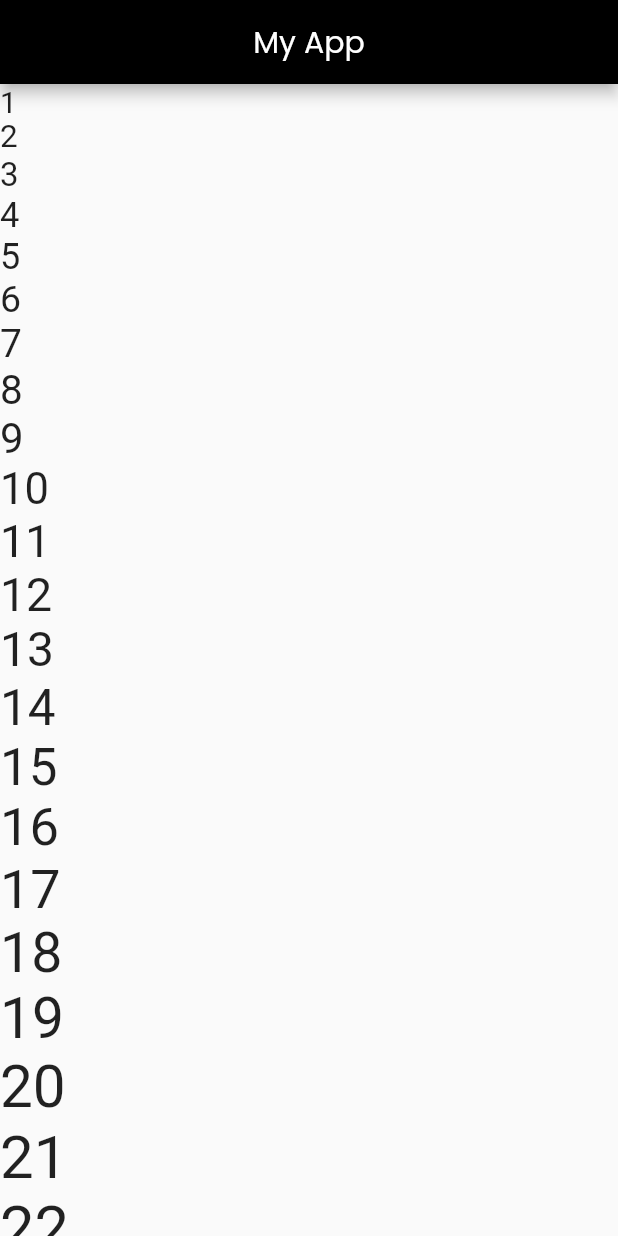
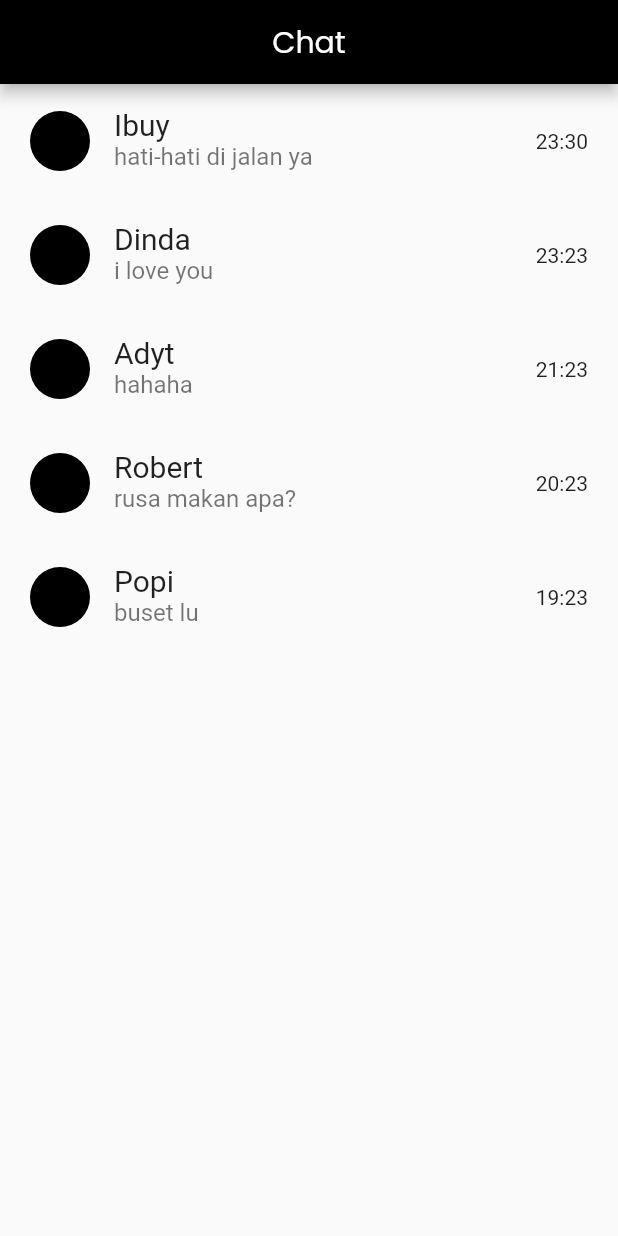
Before and after one commit to lintangpratama/flutter-fundamental, a Flutter app: the screen it shows after launch, on a phone screen of 412 x 824 dp. Run offline on Flutter 3.47's test engine with Material 2 defaults, Android fonts, the phone set to English and light mode, and no system bars; our stand-ins replace google_fonts.

Commit message:
update: ListTile

```diff
--- a/lib/main.dart
+++ b/lib/main.dart
@@ -2,16 +2,18 @@ import 'package:flutter/material.dart';
 import 'package:google_fonts/google_fonts.dart';
 
 void main() {
-  runApp(app());
+  runApp(App());
 }
 
-class app extends StatelessWidget {
-  final List<Widget> containerList = List.generate(
-      100,
-      (index) => Text(
-            (index + 1).toString(),
-            style: TextStyle(fontSize: 20 + double.parse(index.toString())),
-          ));
+class App extends StatelessWidget {
+  App({super.key});
+  final List<Map<String, String>> containerList = [
+    {"name": "Ibuy", "message": "hati-hati di jalan ya", "time": "23:30"},
+    {"name": "Dinda", "message": "i love you", "time": "23:23"},
+    {"name": "Adyt", "message": "hahaha", "time": "21:23"},
+    {"name": "Robert", "message": "rusa makan apa?", "time": "20:23"},
+    {"name": "Popi", "message": "buset lu", "time": "19:23"},
+  ];
 
   @override
   Widget build(BuildContext context) {
@@ -19,7 +21,7 @@ class app extends StatelessWidget {
       debugShowCheckedModeBanner: false,
       home: Scaffold(
           appBar: AppBar(
-            title: const Center(child: Text("My App")),
+            title: const Center(child: Text("Chat")),
             backgroundColor: Colors.black,
             titleTextStyle:
                 GoogleFonts.poppins(textStyle: const TextStyle(fontSize: 20)),
@@ -27,7 +29,22 @@ class app extends StatelessWidget {
           body: ListView.builder(
             itemCount: containerList.length,
             itemBuilder: (context, index) {
-              return containerList[index];
+              return ListTile(
+                contentPadding:
+                    EdgeInsets.symmetric(vertical: 2, horizontal: 20),
+                leading: CircleAvatar(
+                  backgroundColor: Colors.black,
+                ),
+                title: Text(
+                  containerList[index]["name"]!,
+                  style: TextStyle(fontSize: 20),
+                ),
+                subtitle: Text(
+                  containerList[index]["message"]!,
+                  style: TextStyle(fontSize: 16),
+                ),
+                trailing: Text(containerList[index]["time"]!),
+              );
             },
           )),
     );
```
